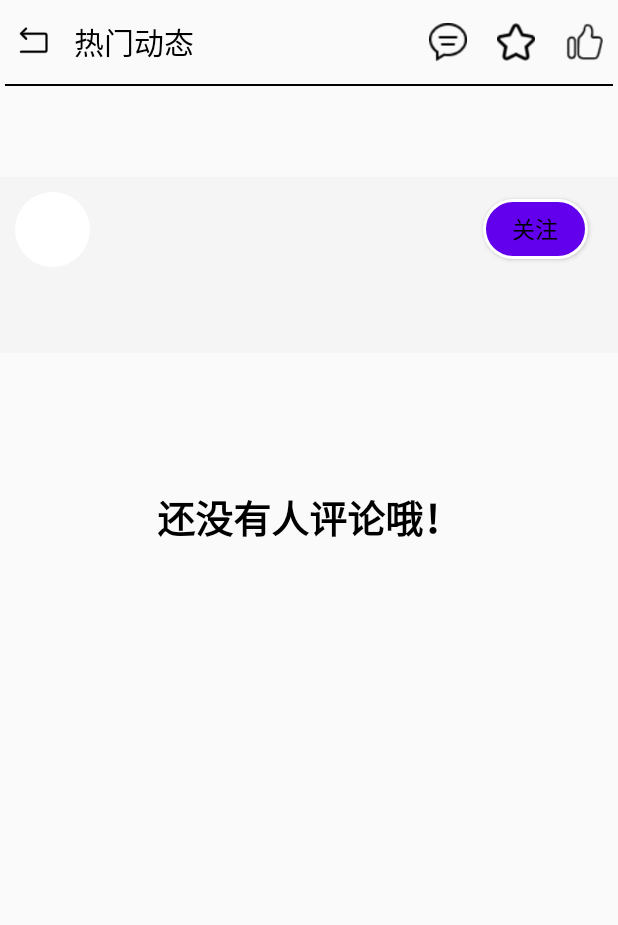
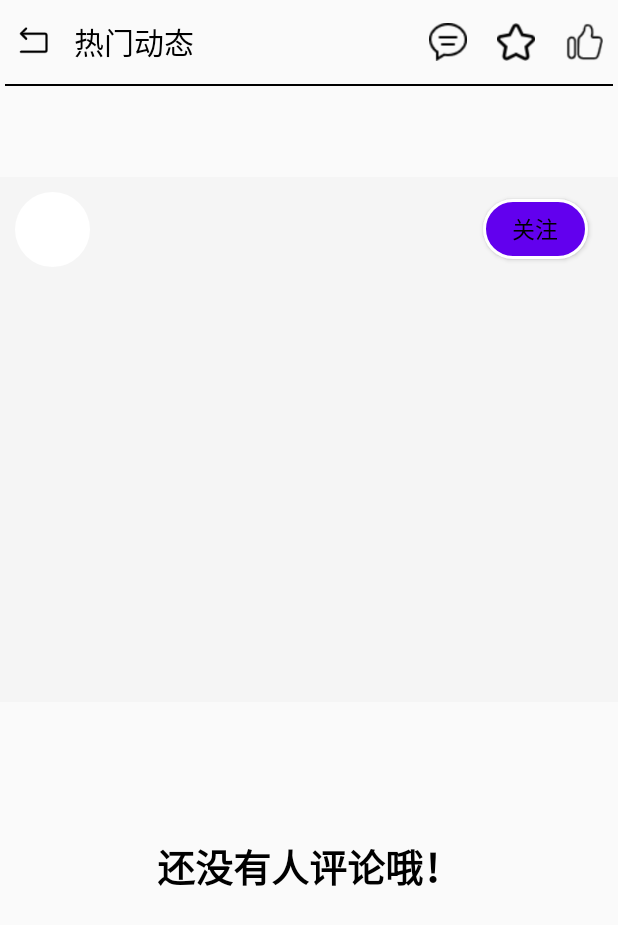
Before and after one commit to ReverseSuzhou/LuMing, an Android app: the Recive screen opened directly, with no data from a screen before it, on a phone screen of 412 x 824 dp. Shown: the top 925 px of the screen. Run offline under Robolectric (Android 15) with nearby library versions, the phone set to English and light mode, and no system bars; our stand-ins replace CircleImageView; 8 statements that could not run were skipped.

Commit message:
加滚动条

```diff
--- a/app/src/main/res/layout/recive.xml
+++ b/app/src/main/res/layout/recive.xml
@@ -143,13 +143,16 @@
             android:orientation="vertical"
             android:layout_width="match_parent"
             android:layout_height="wrap_content">
-
+            <ScrollView
+                android:layout_width="match_parent"
+                android:layout_height="260dp">
             <TextView
                 android:textSize="20sp"
                 android:text="内容"
                 android:id="@+id/content"
                 android:layout_width="match_parent"
                 android:layout_height="wrap_content" />
+            </ScrollView>
 
         </LinearLayout>
 
```
